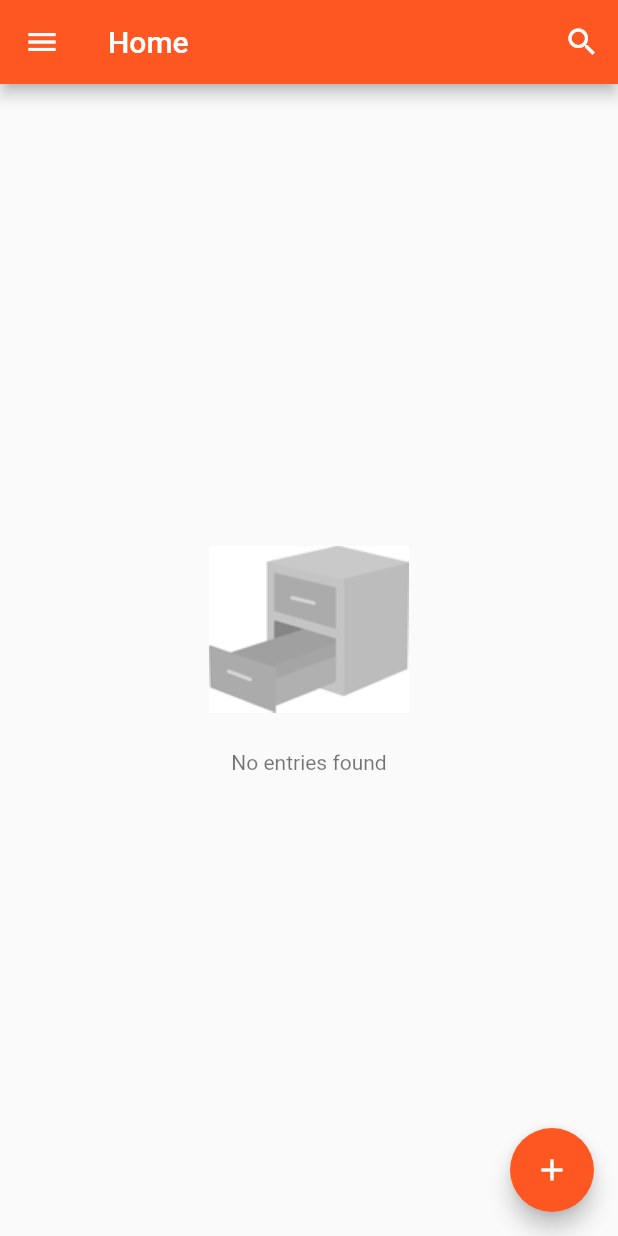
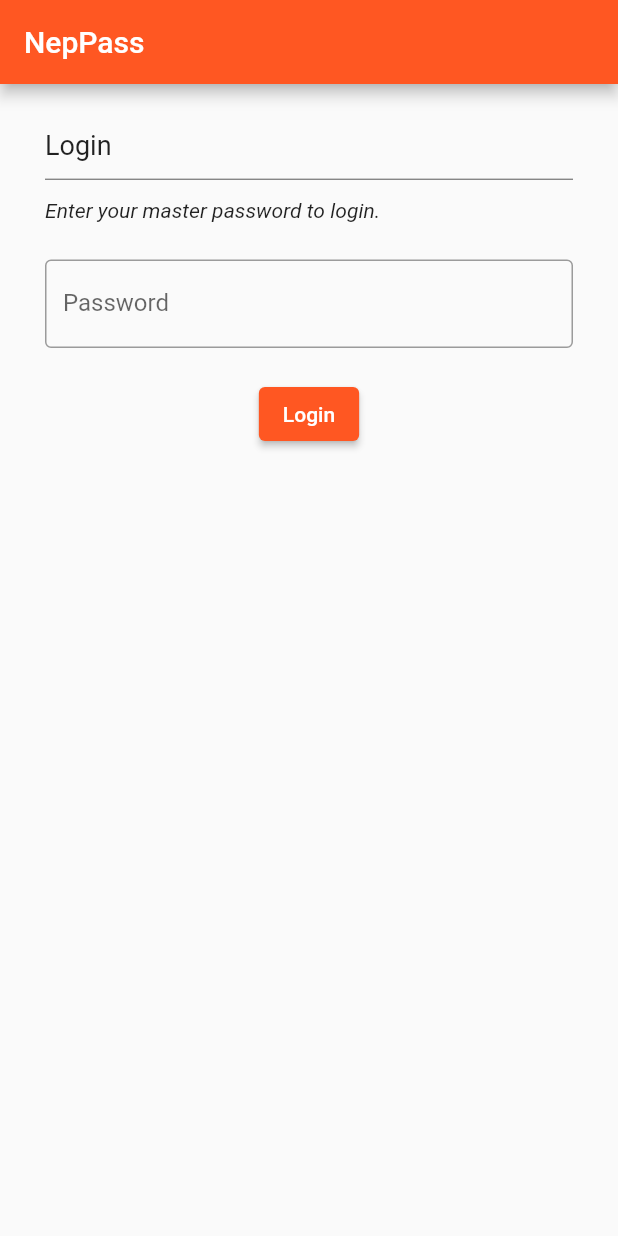
Before and after one commit to subarnaPdl/password_manager_using_hive_and_bloc_flutter, a Flutter app: the screen it shows after launch, on a phone screen of 412 x 824 dp. Run offline on Flutter 3.47's test engine with Material 2 defaults, Android fonts, the phone set to English and light mode, and no system bars; our stand-ins replace bloc, flutter_bloc, flutter_secure_storage; missing offline and left inert: tutorial_coach_mark.

Commit message:
signin_screen_completed

```diff
--- /dev/null
+++ b/lib/logic/bloc/auth/login_state.dart
@@ -0,0 +1,5 @@
+part of 'login_bloc.dart';
+
+abstract class AuthState {}
+
+class AuthInitial extends AuthState {}
--- /dev/null
+++ b/lib/logic/bloc/login/login_bloc.dart
@@ -0,0 +1,29 @@
+import 'package:bloc/bloc.dart';
+import 'package:password_manager/logic/repo/auth_repository.dart';
+import 'package:password_manager/logic/form_login_state.dart';
+
+part 'login_event.dart';
+part 'login_state.dart';
+
+class LoginBloc extends Bloc<LoginEvent, LoginState> {
+  final AuthRepository authRepo;
+  LoginBloc({required this.authRepo}) : super(LoginState()) {
+    on<LoginEvent>((event, emit) async {
+      // Password update
+      if (event is LoginPasswordChanged) {
+        emit(state.copyWith(password: event.password));
+      }
+      // Form submitted
+      else if (event is LoginSubmitted) {
+        emit(state.copyWith(formStatus: FormSubmitting()));
+
+        try {
+          await authRepo.login();
+          emit(state.copyWith(formStatus: FormSubmissionSuccess()));
+        } catch (e) {
+          emit(state.copyWith(formStatus: FormSubmissionFailed(e.toString())));
+        }
+      }
+    });
+  }
+}
--- /dev/null
+++ b/lib/logic/bloc/login/login_event.dart
@@ -0,0 +1,10 @@
+part of 'login_bloc.dart';
+
+abstract class LoginEvent {}
+
+class LoginPasswordChanged extends LoginEvent {
+  final String password;
+  LoginPasswordChanged({required this.password});
+}
+
+class LoginSubmitted extends LoginEvent {}
--- /dev/null
+++ b/lib/logic/bloc/login/login_state.dart
@@ -0,0 +1,24 @@
+part of 'login_bloc.dart';
+
+class LoginState {
+  final String password;
+  bool get isValidPassword => password.length > 6;
+
+  final FormSubmissionStatus formStatus;
+
+  LoginState({
+    this.password = '',
+    this.formStatus = const FormSubmissionStatus(),
+  });
+
+  // Following operation is done so that when only password is entered, we don't have to go back and take the formstatus or viceversa. Also it prevents the creation of multiple classs objects.
+
+  LoginState copyWith({
+    String? password,
+    FormSubmissionStatus? formStatus,
+  }) {
+    return LoginState(
+        password: password ?? this.password,
+        formStatus: formStatus ?? this.formStatus);
+  }
+}
--- /dev/null
+++ b/lib/logic/form_login_state.dart
@@ -0,0 +1,13 @@
+class FormSubmissionStatus {
+  const FormSubmissionStatus();
+}
+
+class FormSubmitting extends FormSubmissionStatus {}
+
+class FormSubmissionSuccess extends FormSubmissionStatus {}
+
+class FormSubmissionFailed extends FormSubmissionStatus {
+  final String exception;
+
+  const FormSubmissionFailed(this.exception);
+}
--- /dev/null
+++ b/lib/logic/repo/auth_repository.dart
@@ -0,0 +1,10 @@
+// ignore_for_file: avoid_print
+
+class AuthRepository {
+  Future login() async {
+    print("Attempting Login");
+    await Future.delayed(const Duration(seconds: 3));
+    print("Logged in");
+    throw Exception("Failed to Login");
+  }
+}
--- a/lib/main.dart
+++ b/lib/main.dart
@@ -1,8 +1,9 @@
 import 'package:flutter/material.dart';
 import 'package:flutter/services.dart';
+import 'package:password_manager/logic/repo/auth_repository.dart';
 import 'package:password_manager/presentation/routes/routes.dart';
-import 'package:password_manager/presentation/screens/createpass_screen.dart';
-import 'package:password_manager/presentation/screens/home_screen.dart';
+
+import 'package:flutter_bloc/flutter_bloc.dart';
 
 void main() {
   SystemChrome.setSystemUIOverlayStyle(
@@ -15,14 +16,15 @@ class MyApp extends StatelessWidget {
 
   @override
   Widget build(BuildContext context) {
-    return MaterialApp(
-      title: 'My Pass',
-      debugShowCheckedModeBanner: false,
-      theme: ThemeData(
-        primarySwatch: Colors.deepOrange,
+    return RepositoryProvider(
+      create: (context) => AuthRepository(),
+      child: MaterialApp(
+        title: 'My Pass',
+        debugShowCheckedModeBanner: false,
+        theme: ThemeData(primarySwatch: Colors.deepOrange),
+        onGenerateRoute: routes,
+        initialRoute: '/',
       ),
-      onGenerateRoute: routes,
-      home: const HomeScreen(),
     );
   }
 }
--- a/lib/presentation/routes/routes.dart
+++ b/lib/presentation/routes/routes.dart
@@ -1,6 +1,7 @@
 import 'package:flutter/material.dart';
 import 'package:password_manager/presentation/screens/addpass_screen.dart';
-import 'package:password_manager/presentation/screens/auth_screen.dart';
+import 'package:password_manager/presentation/screens/login_screen.dart';
+import 'package:password_manager/presentation/screens/signup_screen.dart';
 import 'package:password_manager/presentation/screens/home_screen.dart';
 import 'package:password_manager/presentation/screens/splash_screen.dart';
 
@@ -10,8 +11,10 @@ Route routes(RouteSettings settings) {
       return MaterialPageRoute(builder: (_) => const SplashScreen());
     case '/home':
       return MaterialPageRoute(builder: (_) => const HomeScreen());
-    case '/auth':
-      return MaterialPageRoute(builder: (_) => const AuthScreen());
+    case '/login':
+      return MaterialPageRoute(builder: (_) => LoginScreen());
+    case '/signup':
+      return MaterialPageRoute(builder: (_) => SignupScreen());
     case '/add':
       return MaterialPageRoute(builder: (_) => const AddPassScreen());
     default:
--- /dev/null
+++ b/lib/presentation/screens/login_screen.dart
@@ -0,0 +1,104 @@
+import 'package:flutter/material.dart';
+import 'package:flutter_bloc/flutter_bloc.dart';
+import 'package:password_manager/logic/bloc/login/login_bloc.dart';
+import 'package:password_manager/logic/form_login_state.dart';
+import 'package:password_manager/logic/repo/auth_repository.dart';
+
+class LoginScreen extends StatelessWidget {
+  LoginScreen({Key? key}) : super(key: key);
+
+  final _formKey = GlobalKey<FormState>();
+
+  @override
+  Widget build(BuildContext context) {
+    return Scaffold(
+      resizeToAvoidBottomInset: false,
+      appBar: AppBar(
+        title: const Text("NepPass"),
+      ),
+      body: Padding(
+        padding: const EdgeInsets.all(30),
+        child: Column(
+          crossAxisAlignment: CrossAxisAlignment.start,
+          children: [
+            const Text("Login", style: TextStyle(fontSize: 18)),
+            const Divider(color: Colors.black54, thickness: 0.8, height: 25),
+            const Text("Enter your master password to login.",
+                style: TextStyle(fontStyle: FontStyle.italic)),
+            const SizedBox(height: 25),
+            BlocProvider(
+              create: (context) => LoginBloc(
+                authRepo: context.read<AuthRepository>(),
+              ),
+              child: _loginForm(),
+            ),
+          ],
+        ),
+      ),
+    );
+  }
+
+  Widget _loginForm() {
+    return BlocListener<LoginBloc, LoginState>(
+      listener: (context, state) {
+        final formStatus = state.formStatus;
+        if (formStatus is FormSubmissionFailed) {
+          _showSnackBar(context, formStatus.exception);
+        }
+      },
+      child: Form(
+        key: _formKey,
+        child: Column(
+          children: [
+            _passwordField(),
+            const SizedBox(height: 20),
+            _loginButton(),
+          ],
+        ),
+      ),
+    );
+  }
+
+  Widget _passwordField() {
+    return BlocBuilder<LoginBloc, LoginState>(
+      builder: (context, state) {
+        return TextFormField(
+          obscureText: true,
+          enableSuggestions: false,
+          autocorrect: false,
+          decoration: const InputDecoration(
+            border: OutlineInputBorder(),
+            labelText: "Password",
+          ),
+          onChanged: (value) => context
+              .read<LoginBloc>()
+              .add(LoginPasswordChanged(password: value)),
+          validator: (value) =>
+              state.isValidPassword ? null : "Password is too short",
+        );
+      },
+    );
+  }
+
+  Widget _loginButton() {
+    return BlocBuilder<LoginBloc, LoginState>(
+      builder: (context, state) {
+        return state.formStatus is FormSubmitting
+            ? const CircularProgressIndicator()
+            : ElevatedButton(
+                onPressed: () {
+                  if (_formKey.currentState!.validate()) {
+                    context.read<LoginBloc>().add(LoginSubmitted());
+                  }
+                },
+                child: const Text("Login"),
+              );
+      },
+    );
+  }
+
+  void _showSnackBar(BuildContext context, String message) {
+    final snackBar = SnackBar(content: Text(message));
+    ScaffoldMessenger.of(context).showSnackBar(snackBar);
+  }
+}
--- a/pubspec.yaml
+++ b/pubspec.yaml
@@ -31,6 +31,7 @@ dependencies:
   flutter:
     sdk: flutter
   flutter_bloc: ^8.0.1
+  flutter_secure_storage: ^5.0.2
   tutorial_coach_mark: ^1.2.2
 
 dev_dependencies:
```
Also changed, not shown: lib/logic/savepass.dart (added, +20 -0 lines), lib/presentation/screens/auth_screen.dart (deleted, +0 -10 lines), lib/presentation/screens/createpass_screen.dart (deleted, +0 -65 lines), lib/presentation/screens/splash_screen.dart (+9 -1 lines), pubspec.lock.
